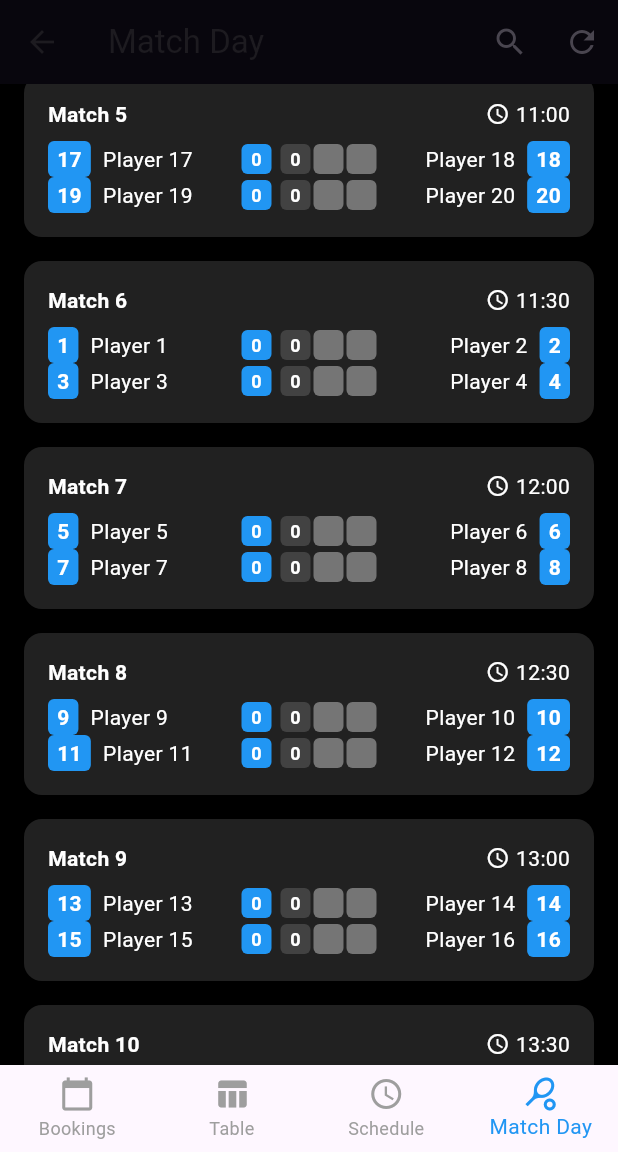
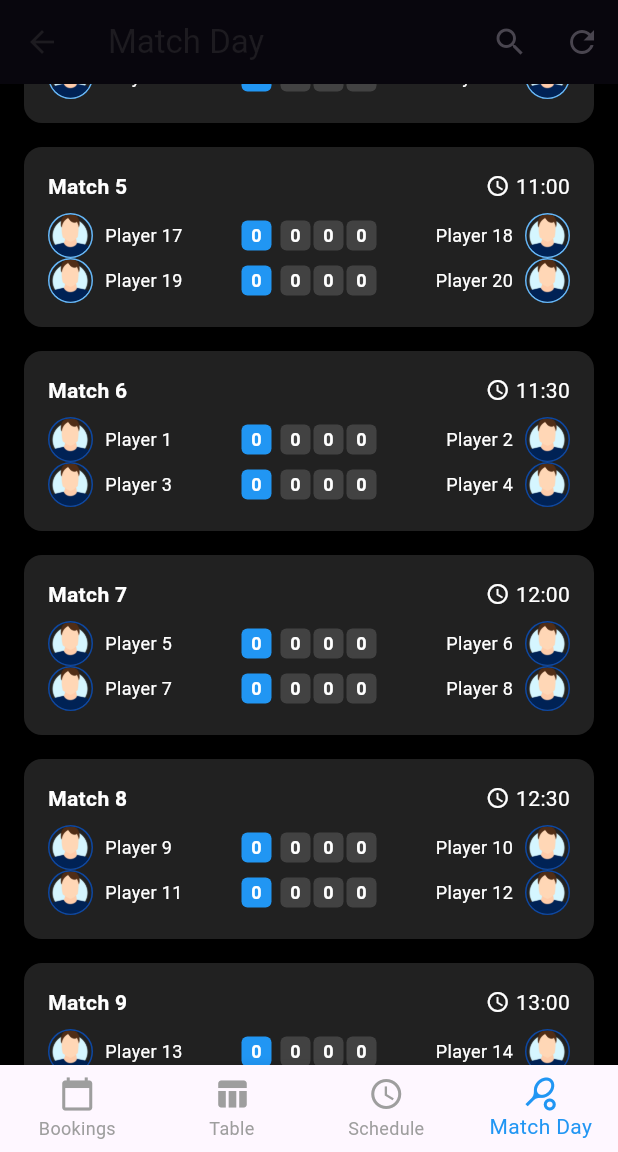
Before and after one commit to elboga81/Padeltrax_league, a Flutter app: the MainDashboard screen opened directly, item 4 of the bottom bar chosen, scrolled down 576 dp, after a tap on the "search" icon, on a phone screen of 412 x 824 dp, the part 84-1236 px from its top. Run offline on Flutter 3.47's test engine with Material 3 defaults, Android fonts, the phone set to English and light mode, and no system bars.

Commit message:
Updated the BookingsPage code with player avatar changes

```diff
--- a/lib/bookings_page.dart
+++ b/lib/bookings_page.dart
@@ -88,21 +88,8 @@ class _BookingsPageState extends State<BookingsPage> {
                     children: [
                       Stack(
                         children: [
-                          Container(
-                            padding: const EdgeInsets.all(2),
-                            decoration: BoxDecoration(
-                              color: Colors.white,
-                              shape: BoxShape.circle,
-                              border: Border.all(
-                                color: getBorderColor(index),
-                                width: 3,
-                              ),
-                            ),
-                            child: CircleAvatar(
-                              radius: 30,
-                              backgroundImage: AssetImage(player.profileImage),
-                            ),
-                          ),
+                          player.avatar(
+                              size: 60), // Using the new avatar method
                           Positioned(
                             right: 0,
                             top: 0,
--- a/lib/match_view.dart
+++ b/lib/match_view.dart
@@ -26,8 +26,8 @@ class _MatchViewState extends State<MatchView> {
         title: const Text('Match Day'),
         backgroundColor: Colors.black,
         actions: [
-          IconButton(icon: const Icon(Icons.search), onPressed: () {}),
-          IconButton(icon: const Icon(Icons.refresh), onPressed: () {}),
+          IconButton(icon: Icon(Icons.search), onPressed: () {}),
+          IconButton(icon: Icon(Icons.refresh), onPressed: () {}),
         ],
       ),
       backgroundColor: Colors.black,
@@ -35,8 +35,8 @@ class _MatchViewState extends State<MatchView> {
         itemCount: matches.length + 1,
         itemBuilder: (context, index) {
           if (index == 0) {
-            return const Padding(
-              padding: EdgeInsets.all(16.0),
+            return Padding(
+              padding: const EdgeInsets.all(16.0),
               child: Text(
                 'Thursday',
                 style: TextStyle(
@@ -55,7 +55,7 @@ class _MatchViewState extends State<MatchView> {
 
   Widget buildMatchCard(Map<String, dynamic> match, int matchIndex) {
     return Card(
-      margin: const EdgeInsets.symmetric(horizontal: 16, vertical: 8),
+      margin: EdgeInsets.symmetric(horizontal: 16, vertical: 8),
       color: Colors.grey[900],
       child: Padding(
         padding: const EdgeInsets.all(16.0),
@@ -67,21 +67,19 @@ class _MatchViewState extends State<MatchView> {
               children: [
                 Text(
                   'Match $matchIndex',
-                  style: const TextStyle(
+                  style: TextStyle(
                       color: Colors.white, fontWeight: FontWeight.bold),
                 ),
                 Row(
                   children: [
-                    const Icon(Icons.access_time,
-                        color: Colors.white, size: 16),
-                    const SizedBox(width: 4),
-                    Text(match['time'],
-                        style: const TextStyle(color: Colors.white)),
+                    Icon(Icons.access_time, color: Colors.white, size: 16),
+                    SizedBox(width: 4),
+                    Text(match['time'], style: TextStyle(color: Colors.white)),
                   ],
                 ),
               ],
             ),
-            const SizedBox(height: 8),
+            SizedBox(height: 8),
             buildPlayerRow(match, 'player1', 'player2'),
             buildPlayerRow(match, 'player3', 'player4'),
           ],
@@ -104,106 +102,66 @@ class _MatchViewState extends State<MatchView> {
   Widget buildPlayerInfo(Map<String, dynamic> match, String playerKey,
       {bool alignRight = false}) {
     Player player = match[playerKey];
-    return GestureDetector(
-      onTap: () => _showPlayerSelectionDialog(match, playerKey),
-      child: Row(
+    return Row(
       mainAxisAlignment:
           alignRight ? MainAxisAlignment.end : MainAxisAlignment.start,
       children: [
-          if (!alignRight) buildRankBox(player.rank),
-          if (!alignRight) const SizedBox(width: 8),
-          Text(player.name, style: const TextStyle(color: Colors.white)),
-          if (alignRight) const SizedBox(width: 8),
-          if (alignRight) buildRankBox(player.rank),
-        ],
+        if (!alignRight) player.avatar(size: 30),
+        SizedBox(width: 8),
+        Text(
+          player.name,
+          style: TextStyle(color: Colors.white, fontSize: 12),
         ),
-    );
-  }
-
-  Widget buildRankBox(int rank) {
-    Color boxColor = Colors.blue;
-    if (rank > 30) boxColor = Colors.yellow;
-    if (rank > 50) boxColor = Colors.green;
-    if (rank > 70) boxColor = Colors.orange;
-
-    return Container(
-      padding: const EdgeInsets.symmetric(horizontal: 6, vertical: 2),
-      decoration: BoxDecoration(
-        color: boxColor,
-        borderRadius: BorderRadius.circular(4),
-      ),
-      child: Text(
-        rank.toString(),
-        style:
-            const TextStyle(color: Colors.white, fontWeight: FontWeight.bold),
-      ),
-    );
-  }
-
-  // Updated buildScoreBoxes to match the new logic
-  Widget buildScoreBoxes(Map<String, dynamic> match, String playerKey) {
-    return Row(
-      mainAxisSize: MainAxisSize.min,
-      children: [
-        // Sets (blue box) - non-clickable, automatically updated
-        buildSetBox(match, playerKey),
-        const SizedBox(width: 4), // Small horizontal spacing
-        // Games (grey boxes) - clickable
-        ...List.generate(
-          3,
-          (index) => buildScoreBox(match, playerKey, index, Colors.grey[800]!),
-        ),
+        if (alignRight) SizedBox(width: 8),
+        if (alignRight) player.avatar(size: 30),
       ],
     );
   }
 
-  Widget buildSetBox(Map<String, dynamic> match, String playerKey) {
-    int sets = match['score'][playerKey]['sets'] ?? 0;
-
-    return Container(
-      width: 20,
-      height: 20,
-      margin: const EdgeInsets.symmetric(horizontal: 1),
-      decoration: BoxDecoration(
-        color: Colors.blue,
-        borderRadius: BorderRadius.circular(4),
-      ),
-      child: Center(
-        child: Text(
-          sets.toString(),
-          style: const TextStyle(
-              color: Colors.white, fontWeight: FontWeight.bold, fontSize: 12),
-        ),
-      ),
+  Widget buildScoreBoxes(Map<String, dynamic> match, String playerKey) {
+    return Row(
+      children: [
+        // Sets (blue box) - only 1 needed
+        buildScoreBox(match, playerKey, 'sets', 0, Colors.blue),
+        const SizedBox(width: 4),
+        // Games (grey boxes) - 3 needed
+        buildScoreBox(match, playerKey, 'games', 0, Colors.grey[800]!),
+        buildScoreBox(match, playerKey, 'games', 1, Colors.grey[800]!),
+        buildScoreBox(match, playerKey, 'games', 2, Colors.grey[800]!),
+      ],
     );
   }
 
-  Widget buildScoreBox(
-      Map<String, dynamic> match, String playerKey, int index, Color color) {
-    List<int> games = List<int>.from(match['score'][playerKey]['games']);
-    int score = index < games.length ? games[index] : 0;
-    bool isMatchOver = match['score'][playerKey]['sets'] == 2 ||
-        match['score'][getOpponentKey(playerKey)]['sets'] == 2;
-    bool isSetPlayable = !isMatchOver &&
-        (index < games.length ||
-            (index == games.length &&
-                match['score'][playerKey]['sets'] +
-                        match['score'][getOpponentKey(playerKey)]['sets'] <
-                    3));
+  Widget buildScoreBox(Map<String, dynamic> match, String playerKey,
+      String scoreType, int index, Color color) {
+    int score = 0;
+    if (match['score'] != null &&
+        match['score'][playerKey] != null &&
+        match['score'][playerKey][scoreType] != null) {
+      if (scoreType == 'sets') {
+        score = match['score'][playerKey][scoreType];
+      } else {
+        // 'games'
+        List<int> games = List<int>.from(match['score'][playerKey][scoreType]);
+        if (index < games.length) {
+          score = games[index];
+        }
+      }
+    }
 
     return GestureDetector(
-      onTap: isSetPlayable ? () => _updateScore(match, playerKey, index) : null,
+      onTap: () => _updateScore(match, playerKey, scoreType, index),
       child: Container(
         width: 20,
         height: 20,
         margin: const EdgeInsets.symmetric(horizontal: 1),
         decoration: BoxDecoration(
-          color: isSetPlayable ? color : Colors.grey[600],
+          color: color,
           borderRadius: BorderRadius.circular(4),
         ),
         child: Center(
           child: Text(
-            isSetPlayable ? score.toString() : '',
+            score.toString(),
             style: const TextStyle(
                 color: Colors.white, fontWeight: FontWeight.bold, fontSize: 12),
           ),
@@ -212,9 +170,21 @@ class _MatchViewState extends State<MatchView> {
     );
   }
 
-  void _updateScore(Map<String, dynamic> match, String playerKey, int index) {
+  void _updateScore(Map<String, dynamic> match, String playerKey,
+      String scoreType, int index) {
     setState(() {
-      String opponentKey = getOpponentKey(playerKey);
+      if (match['score'] == null) {
+        match['score'] = {
+          'player1': {'sets': 0, 'games': []},
+          'player2': {'sets': 0, 'games': []},
+          'player3': {'sets': 0, 'games': []},
+          'player4': {'sets': 0, 'games': []},
+        };
+      }
+
+      String opponentKey = playerKey == 'player1' ? 'player2' : 'player1';
+
+      if (scoreType == 'games') {
         List<int> playerGames =
             List<int>.from(match['score'][playerKey]['games']);
         List<int> opponentGames =
@@ -240,25 +210,23 @@ class _MatchViewState extends State<MatchView> {
 
         match['score'][playerKey]['games'] = playerGames;
         match['score'][opponentKey]['games'] = opponentGames;
+      } else if (scoreType == 'sets') {
+        if (match['score'][playerKey]['sets'] < 2) {
+          match['score'][playerKey]['sets']++;
+        }
+      }
     });
   }
 
   void _incrementSets(Map<String, dynamic> match, String playerKey) {
-    String opponentKey = getOpponentKey(playerKey);
+    String opponentKey = playerKey == 'player1' ? 'player2' : 'player1';
     if (match['score'][playerKey]['sets'] < 2) {
       match['score'][playerKey]['sets']++;
-      if (match['score'][playerKey]['games'].length < 3 &&
-          match['score'][playerKey]['sets'] +
-                  match['score'][opponentKey]['sets'] <
-              3) {
+      if (match['score'][playerKey]['games'].length < 3) {
         match['score'][playerKey]['games'].add(0);
         match['score'][opponentKey]['games'].add(0);
       }
     }
-  }
-
-  String getOpponentKey(String playerKey) {
-    return playerKey == 'player1' ? 'player2' : 'player1';
   }
 
   List<Map<String, dynamic>> generateMatches() {
@@ -278,34 +246,4 @@ class _MatchViewState extends State<MatchView> {
       };
     });
   }
-
-  void _showPlayerSelectionDialog(
-      Map<String, dynamic> match, String playerKey) {
-    showDialog(
-      context: context,
-      builder: (BuildContext context) {
-        return AlertDialog(
-          title: const Text('Select Player'),
-          content: SizedBox(
-            width: double.maxFinite,
-            child: ListView.builder(
-              shrinkWrap: true,
-              itemCount: widget.players.length,
-              itemBuilder: (BuildContext context, int index) {
-                return ListTile(
-                  title: Text(widget.players[index].name),
-                  onTap: () {
-                    setState(() {
-                      match[playerKey] = widget.players[index];
-                    });
-                    Navigator.of(context).pop();
-                  },
-                );
-              },
-            ),
-          ),
-        );
-      },
-    );
 }
-}
--- a/lib/player.dart
+++ b/lib/player.dart
@@ -1,14 +1,16 @@
+import 'package:flutter/material.dart';
+
 class Player {
   final String name;
   final double rating;
-  final int rank; // Make sure this line is present
+  final int rank;
   final String profileImage;
   Map<String, String> signedTimeslots = {};
 
   Player({
     required this.name,
     required this.rating,
-    required this.rank, // Make sure this line is present
+    required this.rank,
     required this.profileImage,
   });
 
@@ -21,4 +23,57 @@ class Player {
   bool isPlayEither(String day) {
     return signedTimeslots[day] == 'Play Either';
   }
+
+  // Avatar widget for this player
+  Widget avatar({double size = 60}) {
+    return PlayerAvatar(player: this, size: size);
+  }
 }
+
+class PlayerAvatar extends StatelessWidget {
+  final Player player;
+  final double size;
+
+  const PlayerAvatar({
+    Key? key,
+    required this.player,
+    this.size = 60,
+  }) : super(key: key);
+
+  @override
+  Widget build(BuildContext context) {
+    return Container(
+      width: size,
+      height: size,
+      decoration: BoxDecoration(
+        shape: BoxShape.circle,
+        border: Border.all(
+          color: getBorderColor(player.rank),
+          width: size / 30,
+        ),
+      ),
+      child: ClipOval(
+        child: Image.asset(
+          player.profileImage,
+          fit: BoxFit.cover,
+        ),
+      ),
+    );
+  }
+
+  Color getBorderColor(int rank) {
+    if (rank >= 0 && rank < 15) {
+      return Colors.blue[900]!;
+    } else if (rank >= 15 && rank < 30) {
+      return Colors.blue[300]!;
+    } else if (rank >= 30 && rank < 50) {
+      return Colors.yellow;
+    } else if (rank >= 50 && rank < 70) {
+      return Colors.green;
+    } else if (rank >= 70 && rank < 90) {
+      return Colors.orange;
+    } else {
+      return Colors.red;
+    }
+  }
+}
```
Lines whose indentation alone changed are shown as unchanged.
